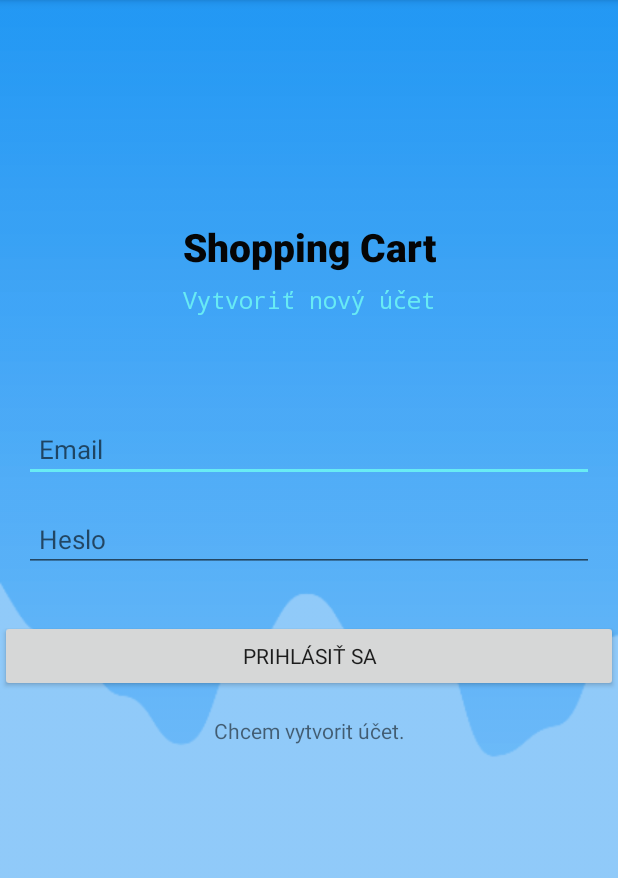
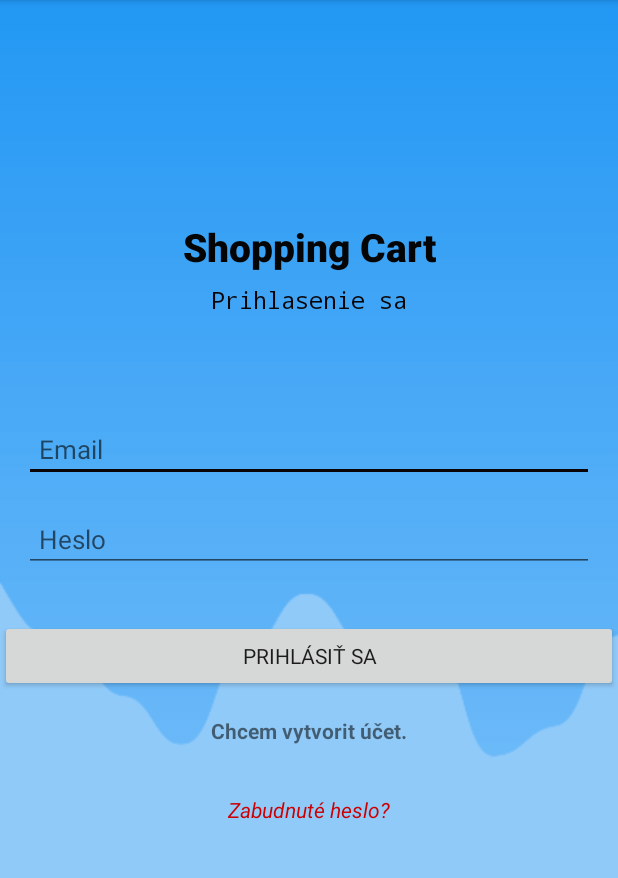
Before and after one commit to dominiksoltys/maturitnyProjektFinal, an Android app: the Login screen opened directly, with no data from a screen before it, on a phone screen of 412 x 824 dp, the part 84-962 px from its top. Run offline under Robolectric (Android 15) with nearby library versions, the light colour scheme and no system bars; our stand-ins replace Firebase (no records; nobody signed in at launch, a user with empty details on screens opened directly); Roboto replaces fonts that are not available here.

Commit message:
drbly git

```diff
--- a/app/src/main/res/layout/activity_login.xml
+++ b/app/src/main/res/layout/activity_login.xml
@@ -27,7 +27,7 @@
         android:layout_height="wrap_content"
         android:layout_marginTop="7dp"
         android:fontFamily="monospace"
-        android:text="Vytvoriť nový účet"
+        android:text="Prihlasenie sa"
         android:textColor="@color/colorAccent"
         android:textSize="15sp"
         app:layout_constraintEnd_toEndOf="parent"
@@ -89,6 +89,7 @@
         android:layout_marginTop="16dp"
         android:fontFamily="@font/amiko"
         android:text="Chcem vytvorit účet."
+        android:textStyle="bold"
         app:layout_constraintEnd_toEndOf="parent"
         app:layout_constraintStart_toStartOf="parent"
         app:layout_constraintTop_toBottomOf="@+id/loginBtn" />
@@ -104,4 +105,20 @@
         app:layout_constraintStart_toStartOf="parent"
         app:layout_constraintTop_toBottomOf="@+id/loginBtn" />
 
+    <TextView
+        android:id="@+id/forgotPassword"
+        android:layout_width="wrap_content"
+        android:layout_height="wrap_content"
+        android:layout_marginStart="8dp"
+        android:layout_marginTop="24dp"
+        android:layout_marginEnd="8dp"
+        android:layout_marginBottom="32dp"
+        android:text="Zabudnuté heslo?"
+        android:textColor="@android:color/holo_red_dark"
+        android:textStyle="italic"
+        app:layout_constraintBottom_toTopOf="@+id/progressBar2"
+        app:layout_constraintEnd_toEndOf="parent"
+        app:layout_constraintStart_toStartOf="parent"
+        app:layout_constraintTop_toBottomOf="@+id/createBtn" />
+
 </androidx.constraintlayout.widget.ConstraintLayout>
--- a/app/src/main/res/values/colors.xml
+++ b/app/src/main/res/values/colors.xml
@@ -2,5 +2,5 @@
 <resources>
     <color name="colorPrimary">#050505</color>
     <color name="colorPrimaryDark">#B426DB</color>
-    <color name="colorAccent">#F969EDF4</color>
+    <color name="colorAccent">#F9080001</color>
 </resources>
```
Also changed, not shown: app/src/main/java/com/example/maturitnyprojektfinal/Login.java (+43 -1 lines).
